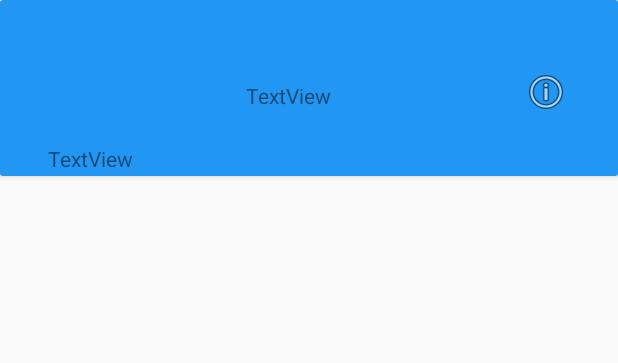
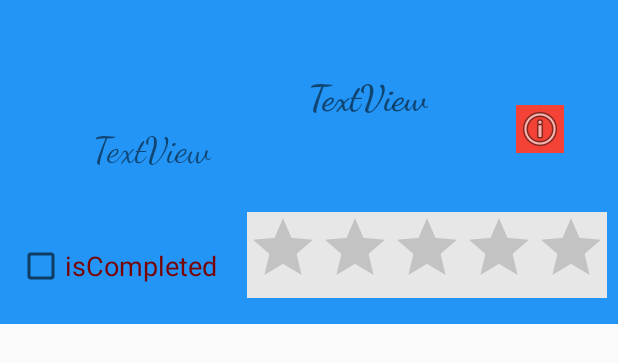
Before and after one commit to alsalamcse/jwadtask, an Android app: the layout taskitem.xml on its own in the app's theme, with its tools: preview values and no code run, on a phone screen of 412 x 824 dp. Shown: the top 363 px of the screen. Run offline under Robolectric (Android 15) with nearby library versions, the phone set to English and light mode, and no system bars.

```diff
--- a/app/src/main/java/com/raslan/jwadtaskmanager/Addtasks.java
+++ b/app/src/main/java/com/raslan/jwadtaskmanager/Addtasks.java
@@ -66,6 +66,7 @@ public class Addtasks extends AppCompatActivity {
                 Mytask t=new Mytask();
                 t.setSubject(subject);
                 t.setTitle(title);
+                t.setImportant(seek);
                 createMyTask(t);
 
 
--- a/app/src/main/java/data/TasksAdapter.java
+++ b/app/src/main/java/data/TasksAdapter.java
@@ -42,6 +42,9 @@ public class TasksAdapter extends ArrayAdapter<Mytask> {
 
         Mytask mytask=getItem(position);
 
+        //todo  tepol baero3 m7eka
+        tvcheckbox.setOnCheckedChangeListener();
+
         tvTitle.setText(mytask.getTitle());
         tvsubject.setText(mytask.getSubject());
        tvratingbar.setRating(mytask.getImportant());
--- a/app/src/main/res/layout/activity_addtasks.xml
+++ b/app/src/main/res/layout/activity_addtasks.xml
@@ -41,6 +41,8 @@
         android:layout_marginEnd="16dp"
         android:layout_marginRight="16dp"
         android:layout_marginBottom="86dp"
+        android:max="5"
+        android:progress="3"
         app:layout_constraintBottom_toTopOf="@+id/savebt"
         app:layout_constraintEnd_toEndOf="parent"
         app:layout_constraintStart_toEndOf="@+id/textView"
--- a/app/src/main/res/layout/taskitem.xml
+++ b/app/src/main/res/layout/taskitem.xml
@@ -6,12 +6,14 @@
 
     <androidx.cardview.widget.CardView
         android:layout_width="match_parent"
-        android:layout_height="117dp" >
+        android:layout_height="wrap_content">
+
+    </androidx.cardview.widget.CardView>
 
     <RelativeLayout
         android:layout_width="match_parent"
-            android:layout_height="290dp"
-            android:background="#2196F3">
+        android:layout_height="216dp"
+        android:background="#2395F7">
 
         <TextView
             android:id="@+id/itmTVTitle"
@@ -20,10 +22,13 @@
             android:layout_alignParentStart="true"
             android:layout_alignParentLeft="true"
             android:layout_alignParentTop="true"
-                android:layout_marginStart="164dp"
-                android:layout_marginLeft="164dp"
-                android:layout_marginTop="54dp"
-                android:text="TextView" />
+            android:layout_marginStart="205dp"
+            android:layout_marginLeft="205dp"
+            android:layout_marginTop="50dp"
+            android:text="TextView"
+            android:textSize="24sp"
+            android:textStyle="bold"
+            app:fontFamily="cursive" />
 
         <TextView
             android:id="@+id/itmTvSubject"
@@ -32,10 +37,12 @@
             android:layout_alignParentStart="true"
             android:layout_alignParentLeft="true"
             android:layout_alignParentTop="true"
-                android:layout_marginStart="32dp"
-                android:layout_marginLeft="32dp"
-                android:layout_marginTop="96dp"
-                android:text="TextView" />
+            android:layout_marginStart="62dp"
+            android:layout_marginLeft="62dp"
+            android:layout_marginTop="85dp"
+            android:text="TextView"
+            android:textSize="24sp"
+            app:fontFamily="cursive" />
 
         <ImageView
             android:id="@+id/itmImdInfo"
@@ -44,9 +51,10 @@
             android:layout_alignParentTop="true"
             android:layout_alignParentEnd="true"
             android:layout_alignParentRight="true"
-                android:layout_marginTop="45dp"
-                android:layout_marginEnd="32dp"
-                android:layout_marginRight="32dp"
+            android:layout_marginTop="70dp"
+            android:layout_marginEnd="36dp"
+            android:layout_marginRight="36dp"
+            android:background="#F44336"
             app:srcCompat="@android:drawable/ic_menu_info_details" />
 
         <CheckBox
@@ -56,10 +64,12 @@
             android:layout_alignParentStart="true"
             android:layout_alignParentLeft="true"
             android:layout_alignParentTop="true"
-                android:layout_marginStart="20dp"
-                android:layout_marginLeft="20dp"
-                android:layout_marginTop="143dp"
-                android:text="CheckBox" />
+            android:layout_marginStart="11dp"
+            android:layout_marginLeft="11dp"
+            android:layout_marginTop="161dp"
+            android:text="isCompleted"
+            android:textColor="#7A0000"
+            android:textSize="18sp" />
 
         <RatingBar
             android:id="@+id/itmRatingPrio"
@@ -68,9 +78,9 @@
             android:layout_alignParentTop="true"
             android:layout_alignParentEnd="true"
             android:layout_alignParentRight="true"
-                android:layout_marginTop="123dp"
-                android:layout_marginEnd="23dp"
-                android:layout_marginRight="23dp" />
+            android:layout_marginTop="141dp"
+            android:layout_marginEnd="7dp"
+            android:layout_marginRight="7dp"
+            android:background="#E7E7E7" />
     </RelativeLayout>
-    </androidx.cardview.widget.CardView>
 </LinearLayout>
```
Lines whose indentation alone changed are shown as unchanged.
